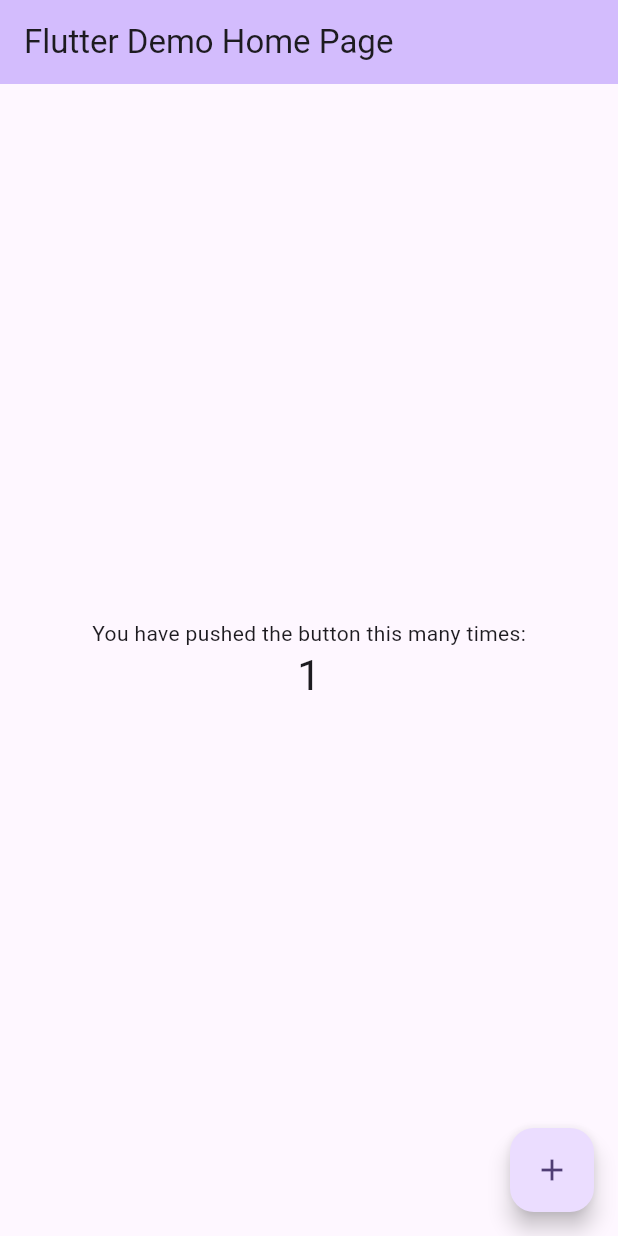
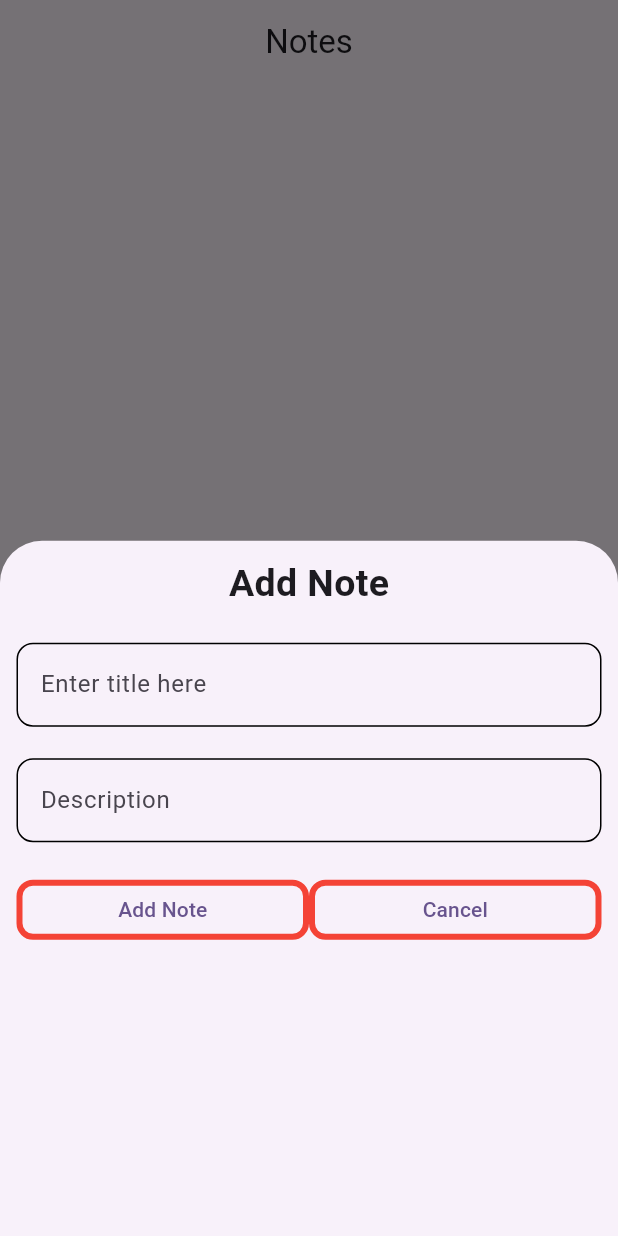
Before and after one commit to KaustubhWahane/Flutter-Practice, a Flutter app: the screen it shows after launch, after a tap on the "add" icon, on a phone screen of 412 x 824 dp. Run offline on Flutter 3.47's test engine with Material 3 defaults, Android fonts, the phone set to English and light mode, and no system bars; our stand-ins replace sqflite; accounts and stored records are empty.

Commit message:
Progressing in Database

```diff
--- /dev/null
+++ b/database/lib/data/local/db_helper.dart
@@ -0,0 +1,66 @@
+import 'dart:io';
+import 'package:sqflite/sqflite.dart';
+import 'package:path_provider/path_provider.dart';
+import 'package:path/path.dart';
+
+class DBHelper {
+  // Singleton pattern
+  DBHelper._();
+
+  static final DBHelper instance = DBHelper._();
+
+  static final String TABLE_NOTE = "note";
+  static final String COLUMN_NOTE_SNO = "sno";
+  static final String COLUMN_NOTE_TITLE = "title";
+  static final String COLUMN_NOTE_DESC = "description";
+
+  Database? myDB;
+
+  // Open or create the database
+  Future<Database> getDB() async {
+    if (myDB != null) {
+      return myDB!;
+    } else {
+      myDB = await openDB();
+      return myDB!;
+    }
+  }
+
+  // Method to open the database
+  Future<Database> openDB() async {
+    Directory appDir = await getApplicationDocumentsDirectory();
+    String dbPath = join(appDir.path, 'noteDB.db');
+
+    return await openDatabase(
+      dbPath,
+      onCreate: (db, version) {
+        db.execute(
+          "CREATE TABLE $TABLE_NOTE($COLUMN_NOTE_SNO INTEGER PRIMARY KEY AUTOINCREMENT, $COLUMN_NOTE_TITLE TEXT, $COLUMN_NOTE_DESC TEXT)",
+        );
+      },
+      version: 1,
+    );
+  }
+
+  // Add a note to the database
+  Future<bool> addNote({
+    required String title,
+    required String description,
+  }) async {
+    var db = await getDB();
+    int rowsAffected = await db.insert(TABLE_NOTE, {
+      COLUMN_NOTE_TITLE: title,
+      COLUMN_NOTE_DESC: description,
+    });
+    return rowsAffected > 0;
+  }
+
+  // Reading the data
+  Future<List<Map<String, dynamic>>> getAllNotes() async {
+    var db = await getDB();
+    // Select * from the table
+    List<Map<String, dynamic>> mData = await db.query(TABLE_NOTE);
+
+    return mData;
+  }
+}
--- /dev/null
+++ b/database/lib/home_page.dart
@@ -0,0 +1,148 @@
+import 'package:database/data/local/db_helper.dart';
+import 'package:flutter/material.dart';
+
+class HomePage extends StatefulWidget {
+  const HomePage({super.key});
+
+  @override
+  State<HomePage> createState() => _HomePageState();
+}
+
+class _HomePageState extends State<HomePage> {
+  TextEditingController titleController = TextEditingController();
+  TextEditingController deController = TextEditingController();
+
+  List<Map<String, dynamic>> allNotes = [];
+
+  DBHelper? dbRef;
+
+  @override
+  void initState() {
+    super.initState();
+    dbRef = DBHelper.instance;
+    getNotes();
+  }
+
+  void getNotes() async {
+    allNotes = await dbRef!.getAllNotes();
+    setState(() {});
+  }
+
+  @override
+  Widget build(BuildContext context) {
+    return Scaffold(
+      appBar: AppBar(title: const Text("Notes"), centerTitle: true),
+      body:
+          allNotes.isEmpty
+              ? const Center(child: Text("No notes available"))
+              : ListView.builder(
+                itemCount: allNotes.length,
+                itemBuilder: (_, index) {
+                  return ListTile(
+                    leading: Text(allNotes[index][DBHelper.COLUMN_NOTE_SNO]),
+                    title: Text(allNotes[index][DBHelper.COLUMN_NOTE_TITLE]),
+                    subtitle: Text(allNotes[index][DBHelper.COLUMN_NOTE_DESC]),
+                  );
+                },
+              ),
+      floatingActionButton: FloatingActionButton(
+        onPressed: () async {
+          // Note to be added here
+          showModalBottomSheet(
+            context: context,
+            builder: (context) {
+              return Container(
+                padding: EdgeInsets.all(11),
+                width: double.infinity,
+                child: Column(
+                  children: [
+                    Text(
+                      "Add Note",
+                      style: TextStyle(
+                        fontSize: 25,
+                        fontWeight: FontWeight.bold,
+                      ),
+                    ),
+                    SizedBox(height: 21),
+                    TextField(
+                      controller: titleController,
+                      decoration: InputDecoration(
+                        hintText: "Enter title here",
+                        focusedBorder: OutlineInputBorder(
+                          borderRadius: BorderRadius.circular(11),
+                        ),
+                        enabledBorder: OutlineInputBorder(
+                          borderRadius: BorderRadius.circular(11),
+                        ),
+                      ),
+                    ),
+                    SizedBox(height: 21),
+                    TextField(
+                      controller: titleController,
+                      decoration: InputDecoration(
+                        hintText: "Enter Description here",
+                        label: Text("Description"),
+                        focusedBorder: OutlineInputBorder(
+                          borderRadius: BorderRadius.circular(11),
+                        ),
+                        enabledBorder: OutlineInputBorder(
+                          borderRadius: BorderRadius.circular(11),
+                        ),
+                      ),
+                    ),
+                    SizedBox(height: 21),
+                    Row(
+                      children: [
+                        Expanded(
+                          child: OutlinedButton(
+                            style: OutlinedButton.styleFrom(
+                              shape: RoundedRectangleBorder(
+                                borderRadius: BorderRadius.circular(11),
+                              ),
+                              side: BorderSide(width: 4, color: Colors.red),
+                            ),
+                            onPressed: () async {
+                              var title = titleController.text;
+                              var desc = titleController.text;
+
+                              if (title.isEmpty && desc.isEmpty) {
+                                bool check = await dbRef!.addNote(
+                                  mTitle: title,
+                                  mDesc: desc,
+                                );
+                                if (check) {
+                                  getNotes();
+                                }
+                              }
+                              Navigator.pop(context);
+                            },
+                            child: Text("Add Note"),
+                          ),
+                        ),
+                        Expanded(
+                          child: OutlinedButton(
+                            style: OutlinedButton.styleFrom(
+                              shape: RoundedRectangleBorder(
+                                borderRadius: BorderRadius.circular(11),
+                              ),
+                              side: BorderSide(width: 4, color: Colors.red),
+                            ),
+                            onPressed: () {
+                              Navigator.pop(context);
+                            },
+                            child: Text("Cancel"),
+                          ),
+                        ),
+                      ],
+                    ),
+                  ],
+                ),
+              );
+            },
+          );
+        },
+        child: Icon(Icons.add),
+      ),
+    );
+  }
+}
--- a/database/lib/main.dart
+++ b/database/lib/main.dart
@@ -1,4 +1,6 @@
+import 'package:database/data/local/db_helper.dart';
 import 'package:flutter/material.dart';
+import 'package:database/home_page.dart';
 
 void main() {
   runApp(const MyApp());
@@ -10,6 +12,8 @@ class MyApp extends StatelessWidget {
   // This widget is the root of your application.
   @override
   Widget build(BuildContext context) {
+    DBHelper db = DBHelper.instance;
+
     return MaterialApp(
       title: 'Flutter Demo',
       theme: ThemeData(
@@ -30,93 +34,7 @@ class MyApp extends StatelessWidget {
         // tested with just a hot reload.
         colorScheme: ColorScheme.fromSeed(seedColor: Colors.deepPurple),
       ),
-      home: const MyHomePage(title: 'Flutter Demo Home Page'),
+      home: HomePage(),
     );
   }
 }
-
-class MyHomePage extends StatefulWidget {
-  const MyHomePage({super.key, required this.title});
-
-  // This widget is the home page of your application. It is stateful, meaning
-  // that it has a State object (defined below) that contains fields that affect
-  // how it looks.
-
-  // This class is the configuration for the state. It holds the values (in this
-  // case the title) provided by the parent (in this case the App widget) and
-  // used by the build method of the State. Fields in a Widget subclass are
-  // always marked "final".
-
-  final String title;
-
-  @override
-  State<MyHomePage> createState() => _MyHomePageState();
-}
-
-class _MyHomePageState extends State<MyHomePage> {
-  int _counter = 0;
-
-  void _incrementCounter() {
-    setState(() {
-      // This call to setState tells the Flutter framework that something has
-      // changed in this State, which causes it to rerun the build method below
-      // so that the display can reflect the updated values. If we changed
-      // _counter without calling setState(), then the build method would not be
-      // called again, and so nothing would appear to happen.
-      _counter++;
-    });
-  }
-
-  @override
-  Widget build(BuildContext context) {
-    // This method is rerun every time setState is called, for instance as done
-    // by the _incrementCounter method above.
-    //
-    // The Flutter framework has been optimized to make rerunning build methods
-    // fast, so that you can just rebuild anything that needs updating rather
-    // than having to individually change instances of widgets.
-    return Scaffold(
-      appBar: AppBar(
-        // TRY THIS: Try changing the color here to a specific color (to
-        // Colors.amber, perhaps?) and trigger a hot reload to see the AppBar
-        // change color while the other colors stay the same.
-        backgroundColor: Theme.of(context).colorScheme.inversePrimary,
-        // Here we take the value from the MyHomePage object that was created by
-        // the App.build method, and use it to set our appbar title.
-        title: Text(widget.title),
-      ),
-      body: Center(
-        // Center is a layout widget. It takes a single child and positions it
-        // in the middle of the parent.
-        child: Column(
-          // Column is also a layout widget. It takes a list of children and
-          // arranges them vertically. By default, it sizes itself to fit its
-          // children horizontally, and tries to be as tall as its parent.
-          //
-          // Column has various properties to control how it sizes itself and
-          // how it positions its children. Here we use mainAxisAlignment to
-          // center the children vertically; the main axis here is the vertical
-          // axis because Columns are vertical (the cross axis would be
-          // horizontal).
-          //
-          // TRY THIS: Invoke "debug painting" (choose the "Toggle Debug Paint"
-          // action in the IDE, or press "p" in the console), to see the
-          // wireframe for each widget.
-          mainAxisAlignment: MainAxisAlignment.center,
-          children: <Widget>[
-            const Text('You have pushed the button this many times:'),
-            Text(
-              '$_counter',
-              style: Theme.of(context).textTheme.headlineMedium,
-            ),
-          ],
-        ),
-      ),
-      floatingActionButton: FloatingActionButton(
-        onPressed: _incrementCounter,
-        tooltip: 'Increment',
-        child: const Icon(Icons.add),
-      ), // This trailing comma makes auto-formatting nicer for build methods.
-    );
-  }
-}
--- a/database/pubspec.yaml
+++ b/database/pubspec.yaml
@@ -34,6 +34,8 @@ dependencies:
   # The following adds the Cupertino Icons font to your application.
   # Use with the CupertinoIcons class for iOS style icons.
   cupertino_icons: ^1.0.8
+  sqflite: ^2.4.2
+  path_provider: ^2.1.5
 
 dev_dependencies:
   flutter_test:
```
Also changed, not shown: database/pubspec.lock, 1 other file.
